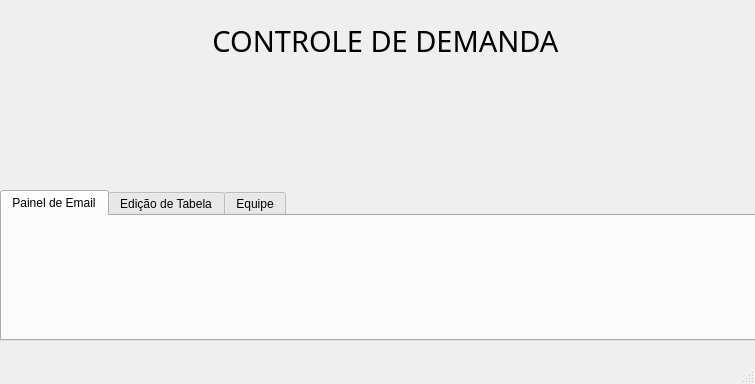
Before: the Qt Designer form untitled.ui in dedlop/ProjetoAstro, drawn with Qt 5.
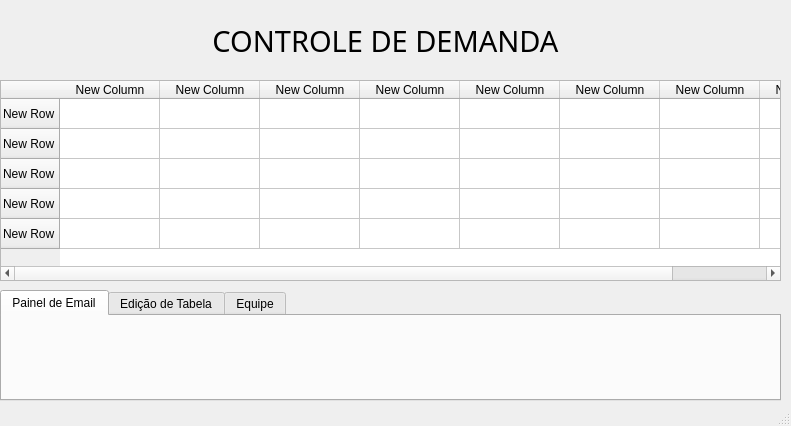
After: the same form once the commit is applied.

What changed in the file:
```diff
--- a/untitled.ui
+++ b/untitled.ui
@@ -6,8 +6,8 @@
    <rect>
     <x>0</x>
     <y>0</y>
-    <width>755</width>
-    <height>384</height>
+    <width>791</width>
+    <height>426</height>
    </rect>
   </property>
   <property name="windowTitle">
@@ -39,23 +39,13 @@
      <set>Qt::AlignCenter</set>
     </property>
    </widget>
-   <widget class="QWidget" name="widget" native="true">
-    <property name="geometry">
-     <rect>
-      <x>0</x>
-      <y>70</y>
-      <width>751</width>
-      <height>121</height>
-     </rect>
-    </property>
-   </widget>
    <widget class="QTabWidget" name="tabWidget">
     <property name="geometry">
      <rect>
       <x>0</x>
-      <y>190</y>
-      <width>761</width>
-      <height>151</height>
+      <y>290</y>
+      <width>781</width>
+      <height>111</height>
      </rect>
     </property>
     <property name="currentIndex">
@@ -77,6 +67,81 @@
      </attribute>
     </widget>
    </widget>
+   <widget class="QTableWidget" name="tableWidget">
+    <property name="geometry">
+     <rect>
+      <x>0</x>
+      <y>80</y>
+      <width>781</width>
+      <height>201</height>
+     </rect>
+    </property>
+    <row>
+     <property name="text">
+      <string>New Row</string>
+     </property>
+    </row>
+    <row>
+     <property name="text">
+      <string>New Row</string>
+     </property>
+    </row>
+    <row>
+     <property name="text">
+      <string>New Row</string>
+     </property>
+    </row>
+    <row>
+     <property name="text">
+      <string>New Row</string>
+     </property>
+    </row>
+    <row>
+     <property name="text">
+      <string>New Row</string>
+     </property>
+    </row>
+    <column>
+     <property name="text">
+      <string>New Column</string>
+     </property>
+    </column>
+    <column>
+     <property name="text">
+      <string>New Column</string>
+     </property>
+    </column>
+    <column>
+     <property name="text">
+      <string>New Column</string>
+     </property>
+    </column>
+    <column>
+     <property name="text">
+      <string>New Column</string>
+     </property>
+    </column>
+    <column>
+     <property name="text">
+      <string>New Column</string>
+     </property>
+    </column>
+    <column>
+     <property name="text">
+      <string>New Column</string>
+     </property>
+    </column>
+    <column>
+     <property name="text">
+      <string>New Column</string>
+     </property>
+    </column>
+    <column>
+     <property name="text">
+      <string>New Column</string>
+     </property>
+    </column>
+   </widget>
   </widget>
   <widget class="QStatusBar" name="statusbar"/>
  </widget>
```
